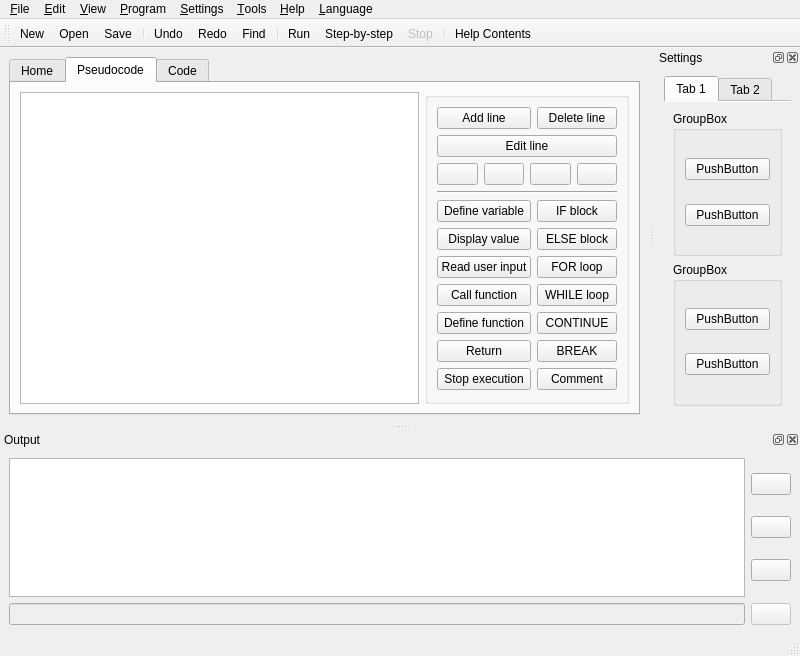
Old version of the form src/forms/ui_mainwindow.ui in the repository TuringApp/Turing.
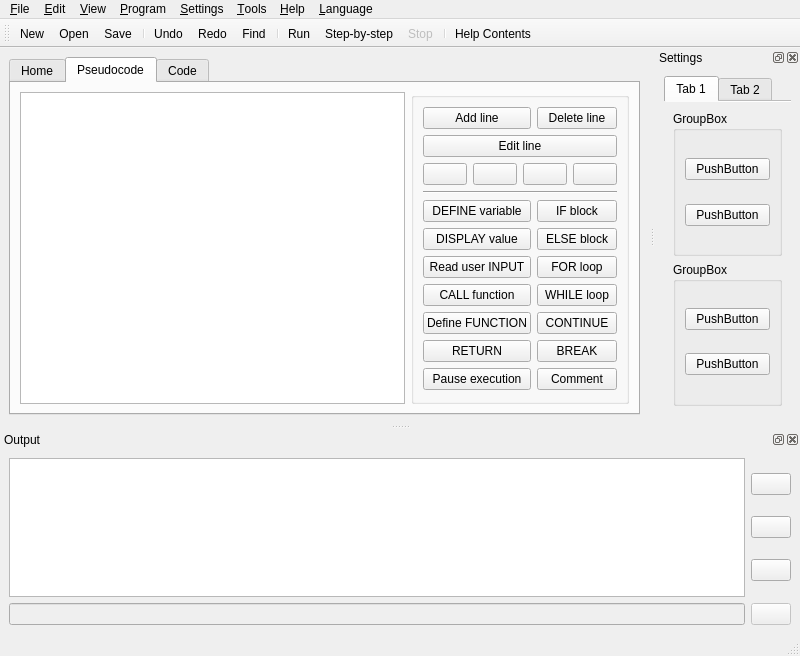
New version of the form. Icons and pictures are not drawn.

```diff
--- a/src/forms/ui_mainwindow.ui
+++ b/src/forms/ui_mainwindow.ui
@@ -192,49 +192,49 @@
            <item row="9" column="0">
             <widget class="QPushButton" name="btnAlgo_Func">
              <property name="text">
-              <string>Define function</string>
+              <string>Define FUNCTION</string>
              </property>
             </widget>
            </item>
            <item row="8" column="0">
             <widget class="QPushButton" name="btnAlgo_Call">
              <property name="text">
-              <string>Call function</string>
+              <string>CALL function</string>
              </property>
             </widget>
            </item>
            <item row="10" column="0">
             <widget class="QPushButton" name="btnAlgo_Return">
              <property name="text">
-              <string>Return</string>
+              <string>RETURN</string>
              </property>
             </widget>
            </item>
            <item row="5" column="0">
             <widget class="QPushButton" name="btnAlgo_Variable">
              <property name="text">
-              <string>Define variable</string>
+              <string>DEFINE variable</string>
              </property>
             </widget>
            </item>
            <item row="7" column="0">
             <widget class="QPushButton" name="btnAlgo_Input">
              <property name="text">
-              <string>Read user input</string>
+              <string>Read user INPUT</string>
              </property>
             </widget>
            </item>
            <item row="6" column="0">
             <widget class="QPushButton" name="btnAlgo_Display">
              <property name="text">
-              <string>Display value</string>
+              <string>DISPLAY value</string>
              </property>
             </widget>
            </item>
            <item row="11" column="0">
             <widget class="QPushButton" name="btnAlgo_Stop">
              <property name="text">
-              <string>Stop execution</string>
+              <string>Pause execution</string>
              </property>
             </widget>
            </item>
```
